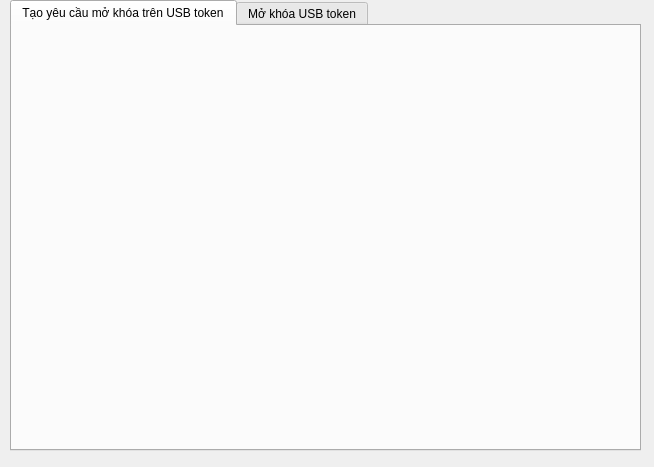
Above: openusbtoken.ui from sythiennguyen/CAUserTool before the change. Below: the same form after it.
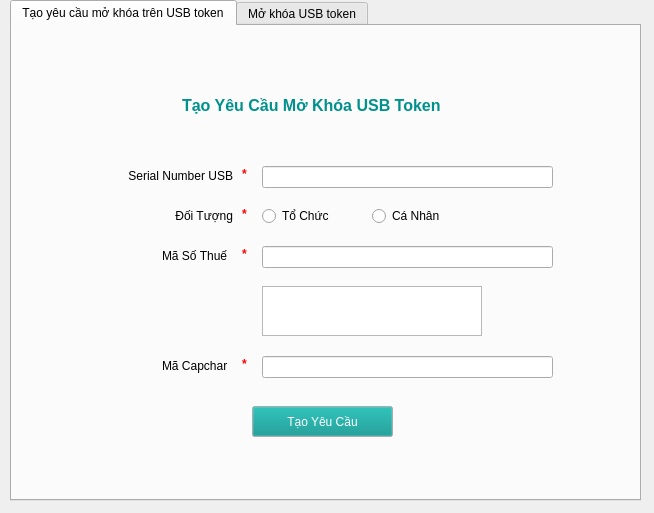
That is the form after the change. The open tabs and pages were chosen to show the change. Icons and pictures are not drawn.

Commit message: : Add open usb token

```diff
--- a/openusbtoken.ui
+++ b/openusbtoken.ui
@@ -7,9 +7,15 @@
     <x>0</x>
     <y>0</y>
     <width>654</width>
-    <height>467</height>
+    <height>513</height>
    </rect>
   </property>
+  <property name="minimumSize">
+   <size>
+    <width>0</width>
+    <height>0</height>
+   </size>
+  </property>
   <property name="windowTitle">
    <string>Dialog</string>
   </property>
@@ -19,7 +25,7 @@
      <x>10</x>
      <y>0</y>
      <width>631</width>
-     <height>451</height>
+     <height>501</height>
     </rect>
    </property>
    <property name="currentIndex">
@@ -29,6 +35,374 @@
     <attribute name="title">
      <string>Tạo yêu cầu mở khóa trên USB token</string>
     </attribute>
+    <widget class="QLabel" name="label_CreateRequest">
+     <property name="geometry">
+      <rect>
+       <x>170</x>
+       <y>70</y>
+       <width>301</width>
+       <height>20</height>
+      </rect>
+     </property>
+     <property name="text">
+      <string>&lt;html&gt;&lt;head/&gt;&lt;body&gt;&lt;p&gt;&lt;span style=&quot; font-size:12pt; font-weight:600; color:#00918c;&quot;&gt;Tạo Yêu Cầu Mở Khóa USB Token &lt;/span&gt;&lt;/p&gt;&lt;/body&gt;&lt;/html&gt;</string>
+     </property>
+    </widget>
+    <widget class="QLineEdit" name="lineEdit_SerialNumber">
+     <property name="geometry">
+      <rect>
+       <x>250</x>
+       <y>140</y>
+       <width>291</width>
+       <height>22</height>
+      </rect>
+     </property>
+    </widget>
+    <widget class="QLabel" name="label_SerialNumberUSB">
+     <property name="geometry">
+      <rect>
+       <x>100</x>
+       <y>140</y>
+       <width>121</width>
+       <height>20</height>
+      </rect>
+     </property>
+     <property name="text">
+      <string>&lt;html&gt;&lt;head/&gt;&lt;body&gt;&lt;p align=&quot;right&quot;&gt;Serial Number USB&lt;/p&gt;&lt;/body&gt;&lt;/html&gt;</string>
+     </property>
+    </widget>
+    <widget class="QLabel" name="label_HaveSNU">
+     <property name="geometry">
+      <rect>
+       <x>230</x>
+       <y>140</y>
+       <width>16</width>
+       <height>16</height>
+      </rect>
+     </property>
+     <property name="text">
+      <string>&lt;html&gt;&lt;head/&gt;&lt;body&gt;&lt;p&gt;&lt;span style=&quot; font-weight:600; color:#ff0000;&quot;&gt;*&lt;/span&gt;&lt;/p&gt;&lt;/body&gt;&lt;/html&gt;</string>
+     </property>
+    </widget>
+    <widget class="QLabel" name="label_HaveType">
+     <property name="geometry">
+      <rect>
+       <x>230</x>
+       <y>180</y>
+       <width>16</width>
+       <height>16</height>
+      </rect>
+     </property>
+     <property name="text">
+      <string>&lt;html&gt;&lt;head/&gt;&lt;body&gt;&lt;p&gt;&lt;span style=&quot; font-weight:600; color:#ff0000;&quot;&gt;*&lt;/span&gt;&lt;/p&gt;&lt;/body&gt;&lt;/html&gt;</string>
+     </property>
+    </widget>
+    <widget class="QLabel" name="label_CustomerType">
+     <property name="geometry">
+      <rect>
+       <x>150</x>
+       <y>180</y>
+       <width>71</width>
+       <height>20</height>
+      </rect>
+     </property>
+     <property name="text">
+      <string>&lt;html&gt;&lt;head/&gt;&lt;body&gt;&lt;p align=&quot;right&quot;&gt;Đối Tượng&lt;/p&gt;&lt;/body&gt;&lt;/html&gt;</string>
+     </property>
+    </widget>
+    <widget class="QRadioButton" name="radioButton_Personal">
+     <property name="geometry">
+      <rect>
+       <x>360</x>
+       <y>180</y>
+       <width>100</width>
+       <height>20</height>
+      </rect>
+     </property>
+     <property name="layoutDirection">
+      <enum>Qt::LeftToRight</enum>
+     </property>
+     <property name="text">
+      <string>Cá Nhân</string>
+     </property>
+    </widget>
+    <widget class="QRadioButton" name="radioButton_Organ">
+     <property name="geometry">
+      <rect>
+       <x>250</x>
+       <y>180</y>
+       <width>100</width>
+       <height>20</height>
+      </rect>
+     </property>
+     <property name="layoutDirection">
+      <enum>Qt::LeftToRight</enum>
+     </property>
+     <property name="text">
+      <string>Tổ Chức</string>
+     </property>
+    </widget>
+    <widget class="QLabel" name="label_HavePTaxNumber">
+     <property name="geometry">
+      <rect>
+       <x>230</x>
+       <y>220</y>
+       <width>16</width>
+       <height>16</height>
+      </rect>
+     </property>
+     <property name="text">
+      <string>&lt;html&gt;&lt;head/&gt;&lt;body&gt;&lt;p&gt;&lt;span style=&quot; font-weight:600; color:#ff0000;&quot;&gt;*&lt;/span&gt;&lt;/p&gt;&lt;/body&gt;&lt;/html&gt;</string>
+     </property>
+    </widget>
+    <widget class="QLabel" name="label_PTaxNumber">
+     <property name="geometry">
+      <rect>
+       <x>150</x>
+       <y>220</y>
+       <width>71</width>
+       <height>20</height>
+      </rect>
+     </property>
+     <property name="text">
+      <string>Mã Số Thuế</string>
+     </property>
+    </widget>
+    <widget class="QLineEdit" name="lineEdit_PTaxNumber">
+     <property name="geometry">
+      <rect>
+       <x>250</x>
+       <y>220</y>
+       <width>291</width>
+       <height>22</height>
+      </rect>
+     </property>
+    </widget>
+    <widget class="QGraphicsView" name="graphicsView_Capchar">
+     <property name="geometry">
+      <rect>
+       <x>250</x>
+       <y>260</y>
+       <width>220</width>
+       <height>50</height>
+      </rect>
+     </property>
+     <property name="minimumSize">
+      <size>
+       <width>220</width>
+       <height>50</height>
+      </size>
+     </property>
+     <property name="maximumSize">
+      <size>
+       <width>220</width>
+       <height>50</height>
+      </size>
+     </property>
+     <property name="baseSize">
+      <size>
+       <width>200</width>
+       <height>50</height>
+      </size>
+     </property>
+    </widget>
+    <widget class="QPushButton" name="pushButton_ResetCapchar">
+     <property name="geometry">
+      <rect>
+       <x>480</x>
+       <y>260</y>
+       <width>51</width>
+       <height>51</height>
+      </rect>
+     </property>
+     <property name="text">
+      <string/>
+     </property>
+     <property name="icon">
+      <iconset>
+       <normalon>:/images/refresh_grey_36x36.png</normalon>
+      </iconset>
+     </property>
+     <property name="iconSize">
+      <size>
+       <width>36</width>
+       <height>36</height>
+      </size>
+     </property>
+     <property name="flat">
+      <bool>true</bool>
+     </property>
+    </widget>
+    <widget class="QLineEdit" name="lineEdit_Capchar">
+     <property name="geometry">
+      <rect>
+       <x>250</x>
+       <y>330</y>
+       <width>291</width>
+       <height>22</height>
+      </rect>
+     </property>
+    </widget>
+    <widget class="QLabel" name="label_Capchar">
+     <property name="geometry">
+      <rect>
+       <x>150</x>
+       <y>330</y>
+       <width>71</width>
+       <height>20</height>
+      </rect>
+     </property>
+     <property name="text">
+      <string>Mã Capchar</string>
+     </property>
+    </widget>
+    <widget class="QLabel" name="label_HaveCapchar">
+     <property name="geometry">
+      <rect>
+       <x>230</x>
+       <y>330</y>
+       <width>16</width>
+       <height>16</height>
+      </rect>
+     </property>
+     <property name="text">
+      <string>&lt;html&gt;&lt;head/&gt;&lt;body&gt;&lt;p&gt;&lt;span style=&quot; font-weight:600; color:#ff0000;&quot;&gt;*&lt;/span&gt;&lt;/p&gt;&lt;/body&gt;&lt;/html&gt;</string>
+     </property>
+    </widget>
+    <widget class="QPushButton" name="pushButton_Create">
+     <property name="geometry">
+      <rect>
+       <x>240</x>
+       <y>380</y>
+       <width>141</width>
+       <height>31</height>
+      </rect>
+     </property>
+     <property name="palette">
+      <palette>
+       <active>
+        <colorrole role="WindowText">
+         <brush brushstyle="SolidPattern">
+          <color alpha="255">
+           <red>255</red>
+           <green>255</green>
+           <blue>255</blue>
+          </color>
+         </brush>
+        </colorrole>
+        <colorrole role="Button">
+         <brush brushstyle="SolidPattern">
+          <color alpha="255">
+           <red>0</red>
+           <green>145</green>
+           <blue>140</blue>
+          </color>
+         </brush>
+        </colorrole>
+        <colorrole role="Text">
+         <brush brushstyle="SolidPattern">
+          <color alpha="255">
+           <red>255</red>
+           <green>255</green>
+           <blue>255</blue>
+          </color>
+         </brush>
+        </colorrole>
+        <colorrole role="ButtonText">
+         <brush brushstyle="SolidPattern">
+          <color alpha="255">
+           <red>255</red>
+           <green>255</green>
+           <blue>255</blue>
+          </color>
+         </brush>
+        </colorrole>
+       </active>
+       <inactive>
+        <colorrole role="WindowText">
+         <brush brushstyle="SolidPattern">
+          <color alpha="255">
+           <red>255</red>
+           <green>255</green>
+           <blue>255</blue>
+          </color>
+         </brush>
+        </colorrole>
+        <colorrole role="Button">
+         <brush brushstyle="SolidPattern">
+          <color alpha="255">
+           <red>0</red>
+           <green>145</green>
+           <blue>140</blue>
+          </color>
+         </brush>
+        </colorrole>
+        <colorrole role="Text">
+         <brush brushstyle="SolidPattern">
+          <color alpha="255">
+           <red>255</red>
+           <green>255</green>
+           <blue>255</blue>
+          </color>
+         </brush>
+        </colorrole>
+        <colorrole role="ButtonText">
+         <brush brushstyle="SolidPattern">
+          <color alpha="255">
+           <red>255</red>
+           <green>255</green>
+           <blue>255</blue>
+          </color>
+         </brush>
+        </colorrole>
+       </inactive>
+       <disabled>
+        <colorrole role="WindowText">
+         <brush brushstyle="SolidPattern">
+          <color alpha="255">
+           <red>190</red>
+           <green>190</green>
+           <blue>190</blue>
+          </color>
+         </brush>
+        </colorrole>
+        <colorrole role="Button">
+         <brush brushstyle="SolidPattern">
+          <color alpha="255">
+           <red>0</red>
+           <green>145</green>
+           <blue>140</blue>
+          </color>
+         </brush>
+        </colorrole>
+        <colorrole role="Text">
+         <brush brushstyle="SolidPattern">
+          <color alpha="255">
+           <red>190</red>
+           <green>190</green>
+           <blue>190</blue>
+          </color>
+         </brush>
+        </colorrole>
+        <colorrole role="ButtonText">
+         <brush brushstyle="SolidPattern">
+          <color alpha="255">
+           <red>190</red>
+           <green>190</green>
+           <blue>190</blue>
+          </color>
+         </brush>
+        </colorrole>
+       </disabled>
+      </palette>
+     </property>
+     <property name="focusPolicy">
+      <enum>Qt::StrongFocus</enum>
+     </property>
+     <property name="text">
+      <string>Tạo Yêu Cầu</string>
+     </property>
+    </widget>
    </widget>
    <widget class="QWidget" name="tab_OpenToken">
     <attribute name="title">
```
Left out of the diff: 315 changed lines with no effect on the pictures. The commit also changes 1080 other files.
